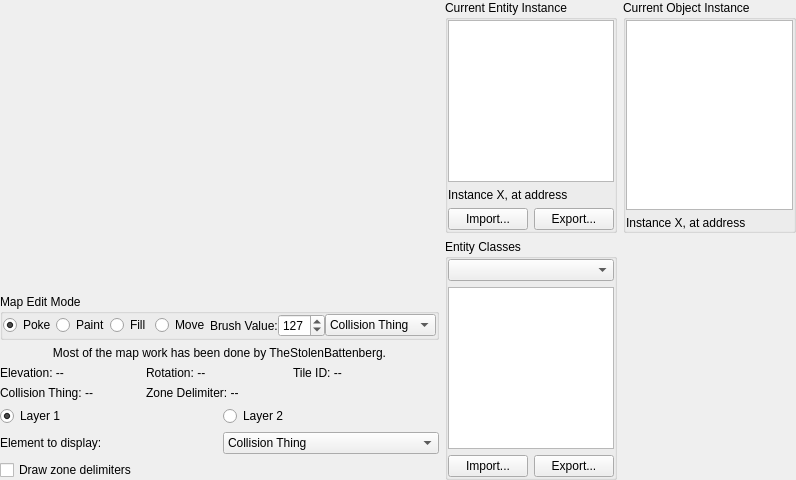
First picture: the form in Tools/KFModTool/mapeditwidget.ui, repository IvanDSM/KingsFieldRE, before the edit.
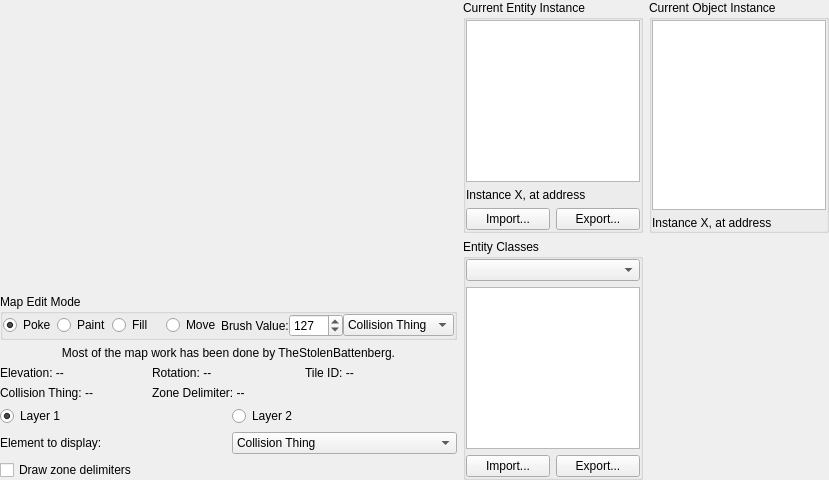
Second picture: the form after the edit. Icons and pictures are not drawn. Custom widgets are drawn as their Qt base class.

```diff
--- a/Tools/KFModTool/mapeditwidget.ui
+++ b/Tools/KFModTool/mapeditwidget.ui
@@ -6,7 +6,7 @@
    <rect>
     <x>0</x>
     <y>0</y>
-    <width>796</width>
+    <width>829</width>
     <height>480</height>
    </rect>
   </property>
```
Left out of the diff: 5 changed lines with no effect on the pictures.
